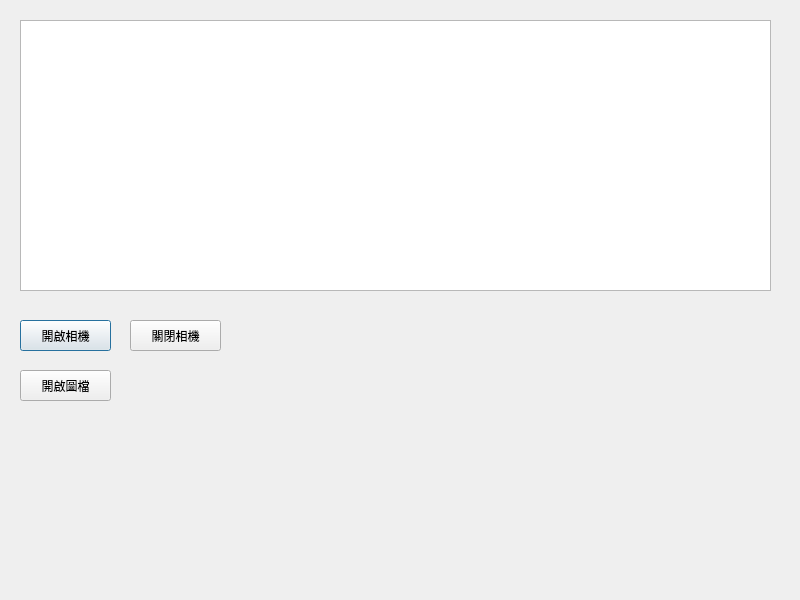
Qt form mainwindow.ui (HANKSIE/QT_test) before a commit.
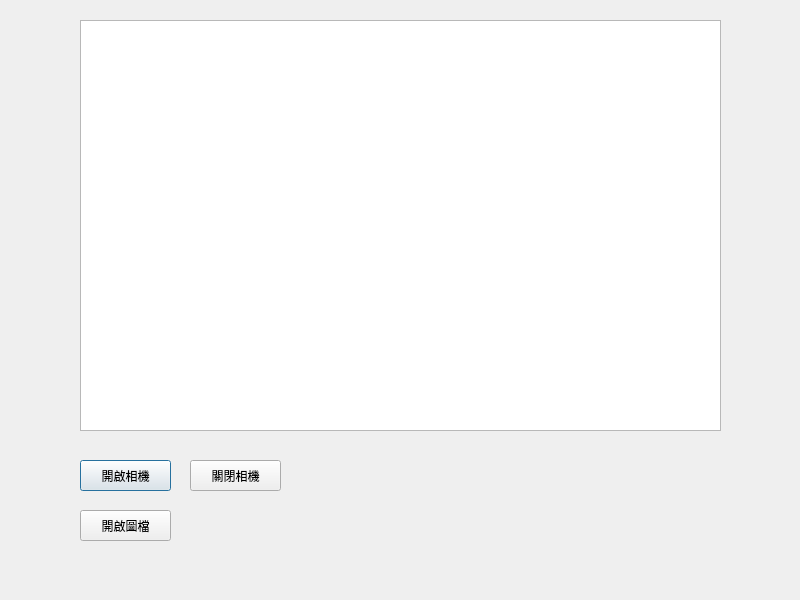
The same form after that commit.

The edit to the form file:
```diff
--- a/mainwindow.ui
+++ b/mainwindow.ui
@@ -16,18 +16,18 @@
   <widget class="QGraphicsView" name="image_view">
    <property name="geometry">
     <rect>
-     <x>20</x>
+     <x>80</x>
      <y>20</y>
-     <width>751</width>
-     <height>271</height>
+     <width>641</width>
+     <height>411</height>
     </rect>
    </property>
   </widget>
   <widget class="QPushButton" name="open_camera_btn">
    <property name="geometry">
     <rect>
-     <x>20</x>
-     <y>320</y>
+     <x>80</x>
+     <y>460</y>
      <width>91</width>
      <height>31</height>
     </rect>
@@ -39,8 +39,8 @@
   <widget class="QPushButton" name="close_camera_btn">
    <property name="geometry">
     <rect>
-     <x>130</x>
-     <y>320</y>
+     <x>190</x>
+     <y>460</y>
      <width>91</width>
      <height>31</height>
     </rect>
@@ -52,8 +52,8 @@
   <widget class="QPushButton" name="open_img_btn">
    <property name="geometry">
     <rect>
-     <x>20</x>
-     <y>370</y>
+     <x>80</x>
+     <y>510</y>
      <width>91</width>
      <height>31</height>
     </rect>
```
